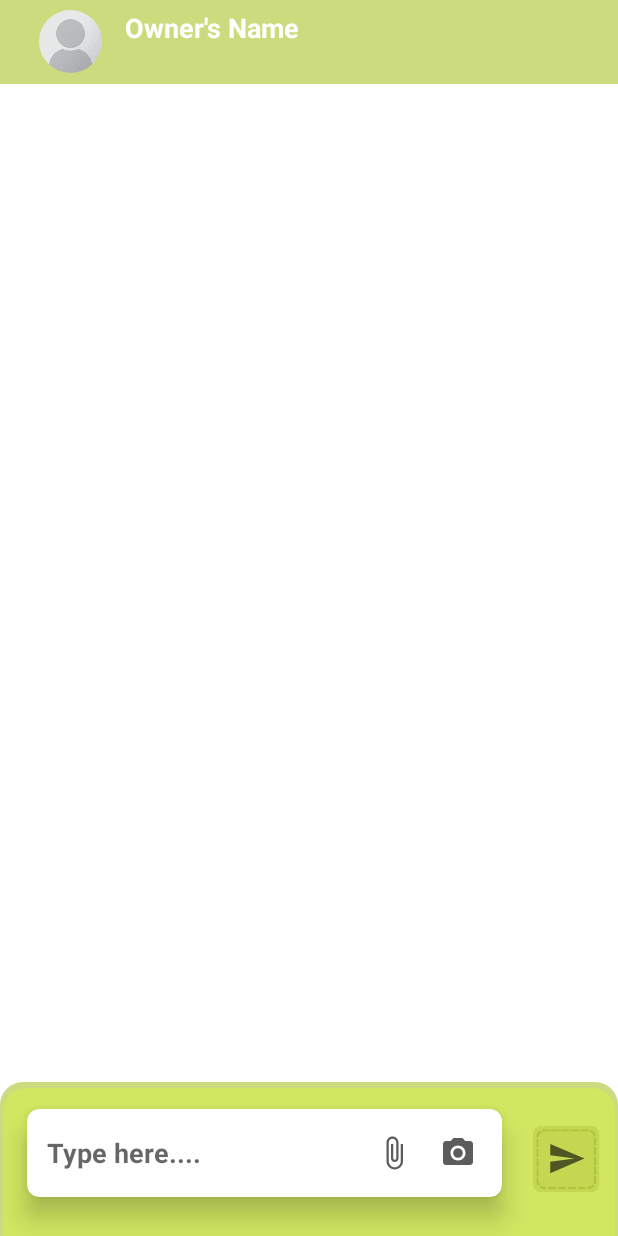
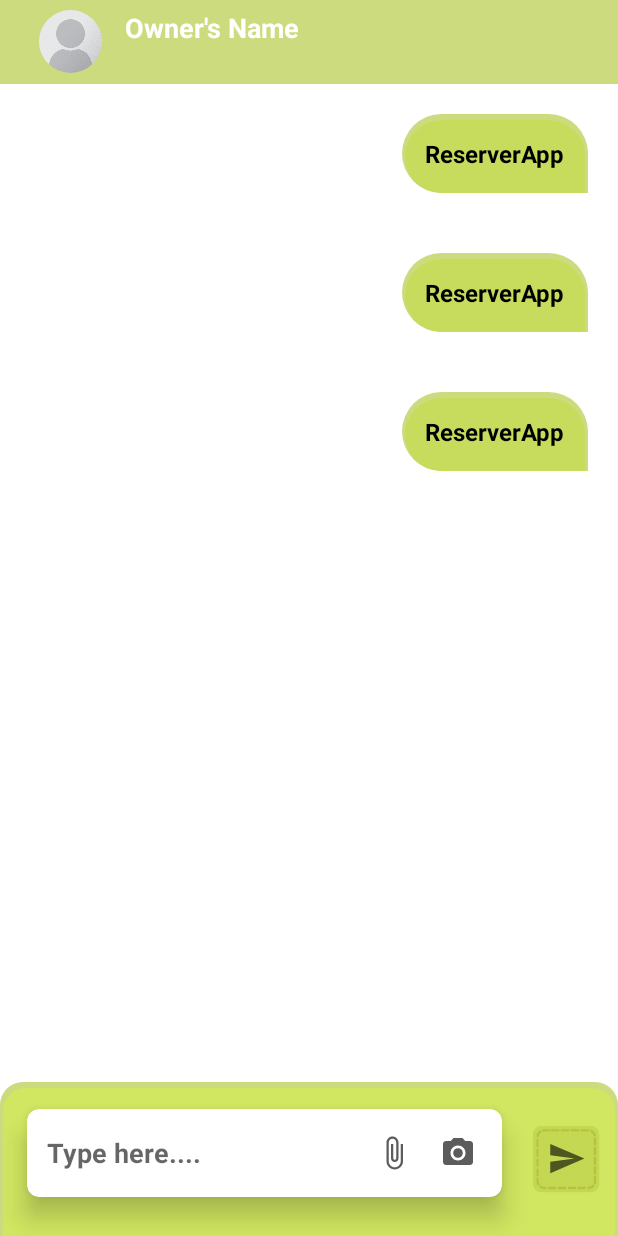
Before and after one commit to sayem499/CSE499-Group05-VenueReservationAndroidApp, an Android app: the layout activity_chat_main.xml on its own in the app's theme, with its tools: preview values and no code run, on a phone screen of 412 x 824 dp. Run offline under Robolectric (Android 15) with nearby library versions, the phone set to English and light mode, and no system bars.

Commit message:
Update activity_chat_main.xml

```diff
--- a/ReserverApp/app/src/main/res/layout/activity_chat_main.xml
+++ b/ReserverApp/app/src/main/res/layout/activity_chat_main.xml
@@ -80,7 +80,8 @@
             android:id="@+id/chat_main_recyclerView"
             android:visibility="visible"
             android:layout_width="match_parent"
-            android:layout_height="wrap_content"/>
+            android:layout_height="wrap_content"
+            tools:listitem="@layout/chat_main_send_msg"/>
 
     </LinearLayout>
 
```
